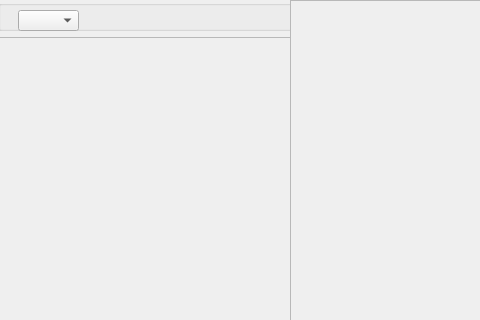
Qt form mainwindow.ui (Mohammed4mach/ap-qt) before a commit; both pictures show x 0 to 480 and y 0 to 320 of the 800 by 600 pixel window.
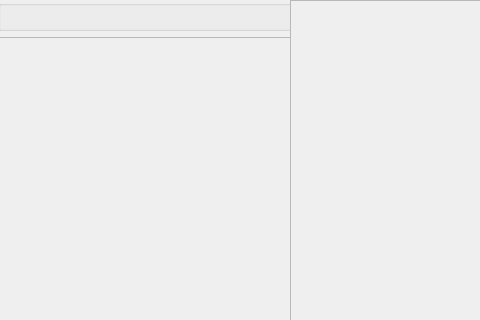
The same form after that commit.

Patch:
```diff
--- a/mainwindow.ui
+++ b/mainwindow.ui
@@ -68,15 +68,24 @@
        <property name="title">
         <string/>
        </property>
-       <widget class="QComboBox" name="comboBox">
+       <widget class="QPushButton" name="btn_add">
         <property name="geometry">
          <rect>
-          <x>20</x>
-          <y>10</y>
-          <width>61</width>
-          <height>21</height>
+          <x>9</x>
+          <y>8</y>
+          <width>25</width>
+          <height>25</height>
          </rect>
         </property>
+        <property name="cursor">
+         <cursorShape>PointingHandCursor</cursorShape>
+        </property>
+        <property name="text">
+         <string/>
+        </property>
+        <property name="flat">
+         <bool>true</bool>
+        </property>
        </widget>
       </widget>
      </item>
```
Left out of the diff: 3 changed lines with no effect on the pictures.
